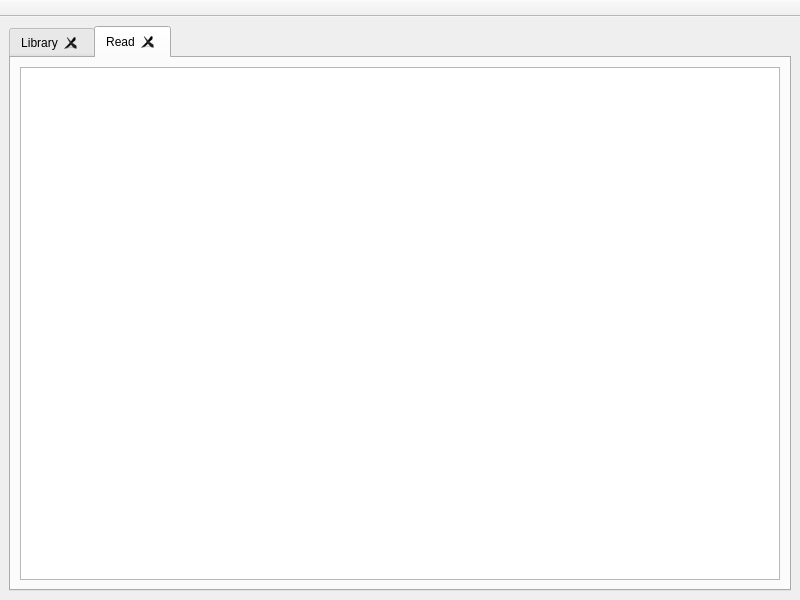
Old version of the form resources/main.ui in the repository BasioMeusPuga/Lector.
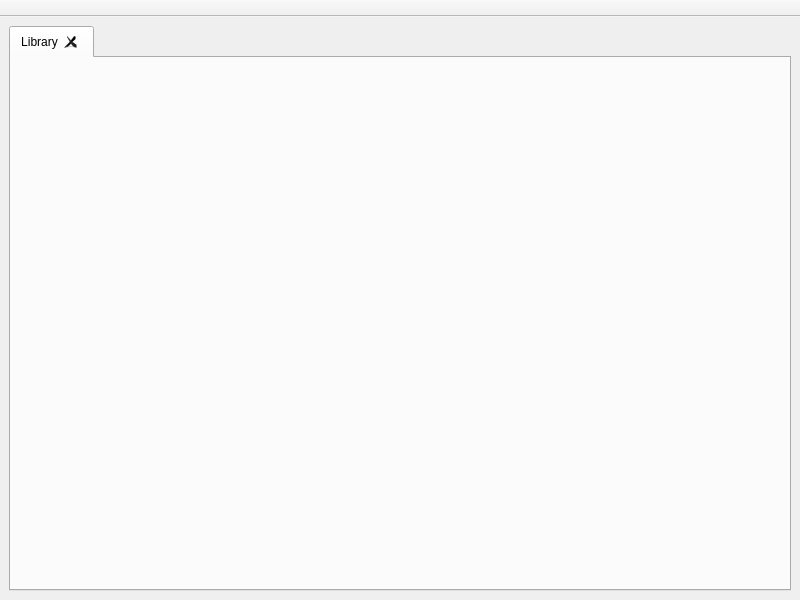
New version of the form. The open tabs and pages were chosen to show the change.

Commit message: New tab creation

```diff
--- a/resources/main.ui
+++ b/resources/main.ui
@@ -35,16 +35,6 @@
           </item>
          </layout>
         </widget>
-        <widget class="QWidget" name="tab_2">
-         <attribute name="title">
-          <string>Read</string>
-         </attribute>
-         <layout class="QGridLayout" name="gridLayout_3">
-          <item row="0" column="0">
-           <widget class="QTextEdit" name="textEdit"/>
-          </item>
-         </layout>
-        </widget>
        </widget>
       </item>
      </layout>
```
The commit also changes 2 other files.
